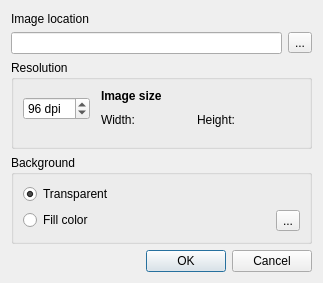
First picture: the form in stdm/ui/ui_image_export_settings.ui, repository gltn/stdm, before the edit.
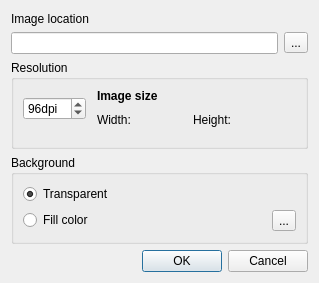
Second picture: the form after the edit. Custom widgets are drawn as their Qt base class.

What changed in the file:
```diff
--- a/stdm/ui/ui_image_export_settings.ui
+++ b/stdm/ui/ui_image_export_settings.ui
@@ -68,7 +68,7 @@
       <item>
        <widget class="QSpinBox" name="sb_resolution">
         <property name="suffix">
-         <string> dpi</string>
+                                    <string>dpi</string>
         </property>
         <property name="minimum">
          <number>72</number>
@@ -111,7 +111,9 @@
          <item row="0" column="0" colspan="4">
           <widget class="QLabel" name="label_2">
            <property name="text">
-            <string>&lt;html&gt;&lt;head/&gt;&lt;body&gt;&lt;p&gt;&lt;span style=&quot; font-weight:600;&quot;&gt;Image size&lt;/span&gt;&lt;/p&gt;&lt;/body&gt;&lt;/html&gt;</string>
+                                                <string>&lt;html&gt;&lt;head/&gt;&lt;body&gt;&lt;p&gt;&lt;span style=&quot;
+                                                    font-weight:600;&quot;&gt;Image size&lt;/span&gt;&lt;/p&gt;&lt;/body&gt;&lt;/html&gt;
+                                                </string>
            </property>
           </widget>
          </item>
```
Lines whose indentation alone changed are shown as unchanged.
